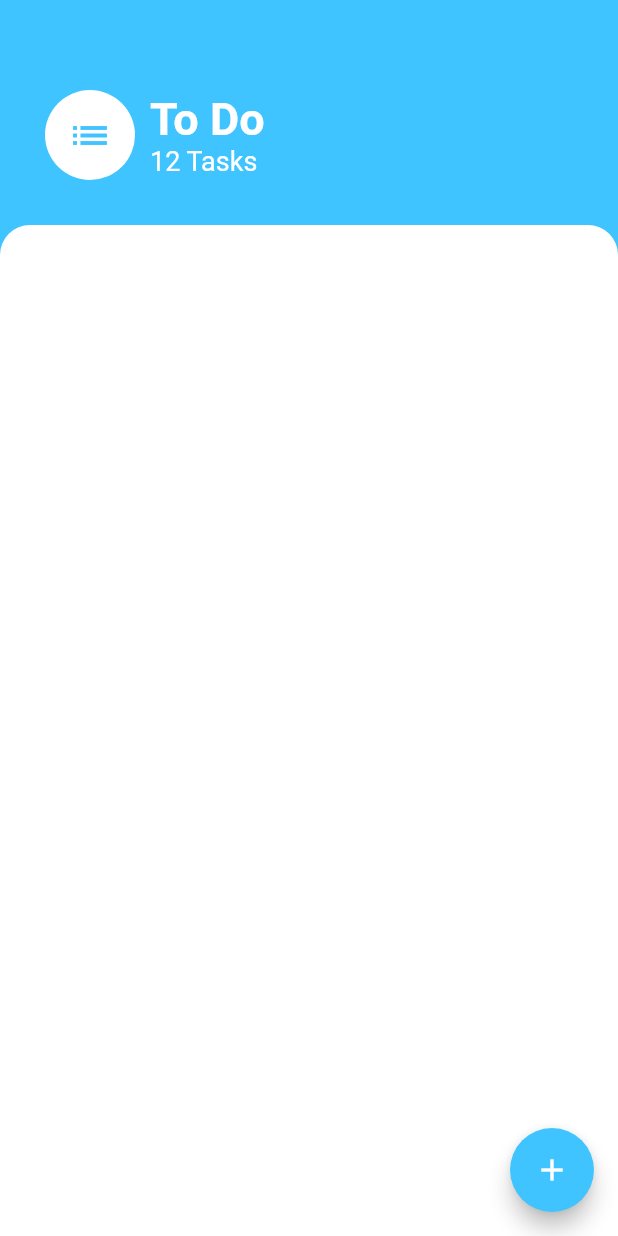
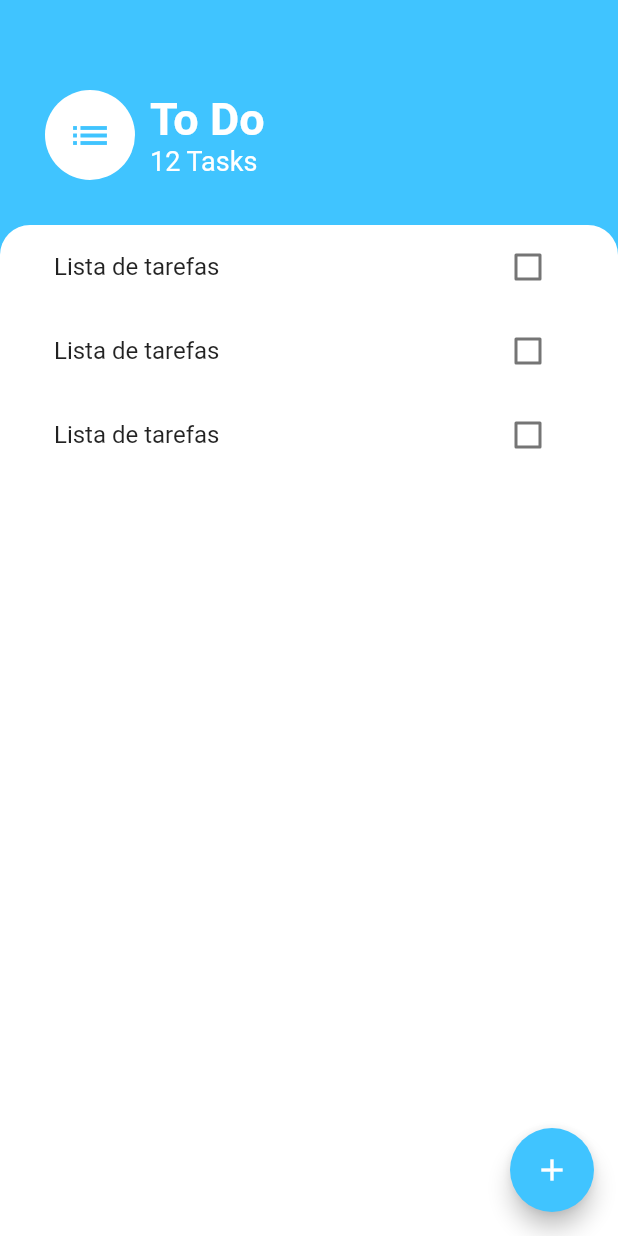
Before and after one commit to Cleber4/to_do_list, a Flutter app: the screen it shows after launch, on a phone screen of 412 x 824 dp. Run offline on Flutter 3.47's test engine with Material 2 defaults, Android fonts, the phone set to English and light mode, and no system bars.

Commit message:
[#02] - Add ListTile and Checkbox

```diff
--- a/lib/screens/tasks_screen.dart
+++ b/lib/screens/tasks_screen.dart
@@ -1,4 +1,5 @@
 import 'package:flutter/material.dart';
+import 'package:to_do_list/widgets/task_list_widget.dart';
 
 class TasksScreen extends StatelessWidget {
   @override
@@ -60,12 +61,14 @@ class TasksScreen extends StatelessWidget {
           ),
           Expanded(
             child: Container(
+              padding: EdgeInsets.symmetric(horizontal: 20.0),
               decoration: BoxDecoration(
                   color: Colors.white,
                   borderRadius: BorderRadius.only(
                     topLeft: Radius.circular(20.0),
                     topRight: Radius.circular(20.0),
                   )),
+              child: TaskList(),
             ),
           ),
         ],
--- /dev/null
+++ b/lib/widgets/task_list_widget.dart
@@ -0,0 +1,15 @@
+import 'package:flutter/material.dart';
+import 'package:to_do_list/widgets/task_tile_widget.dart';
+
+class TaskList extends StatelessWidget {
+  @override
+  Widget build(BuildContext context) {
+    return ListView(
+      children: [
+        TaskTile(),
+        TaskTile(),
+        TaskTile(),
+      ],
+    );
+  }
+}
--- /dev/null
+++ b/lib/widgets/task_tile_widget.dart
@@ -0,0 +1,14 @@
+import 'package:flutter/material.dart';
+
+class TaskTile extends StatelessWidget {
+  @override
+  Widget build(BuildContext context) {
+    return ListTile(
+      title: Text('Lista de tarefas'),
+      trailing: Checkbox(
+        value: false,
+        onChanged: (value) {},
+      ),
+    );
+  }
+}
```
